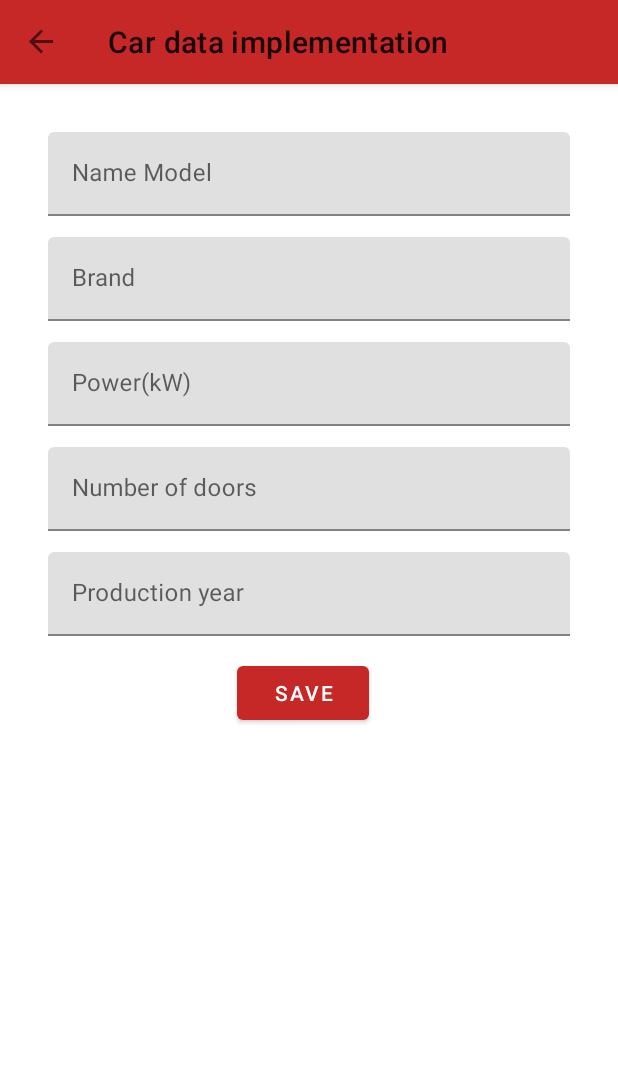
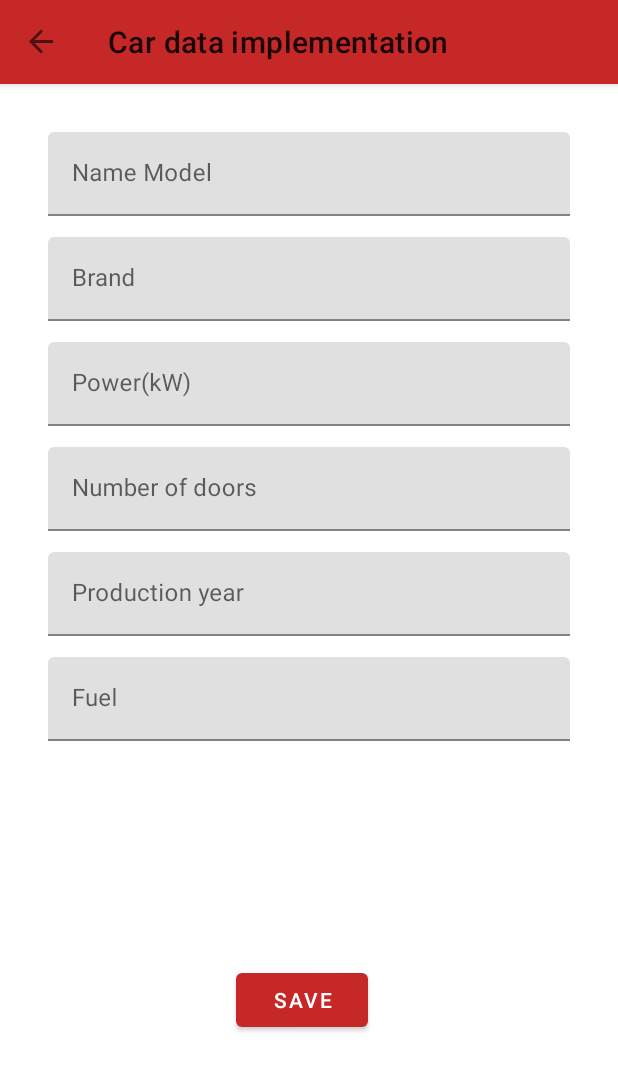
Before and after one commit to Apocalixs-Nick/MyCar, an Android app: the screen it shows after launch (MainActivity), after a tap on an icon or button, on a phone screen of 412 x 824 dp. Shown: the top 1071 px of the screen. Run offline under Robolectric (Android 15) with nearby library versions, the phone set to English and light mode, and no system bars; our stand-ins replace Room's generated code, navigation-ui.

Commit message:
App works in adding, editing and deleting an item

```diff
--- a/app/src/main/java/com/example/mycar/model/MyCar.kt
+++ b/app/src/main/java/com/example/mycar/model/MyCar.kt
@@ -16,6 +16,8 @@ data class MyCar (
     val power: Int,
     @ColumnInfo(name = "number_doors")
     val numberDoors: Int,
+    @ColumnInfo(name = "fuel")
+    val fuel: String,
     @ColumnInfo(name = "production_year")
     val productionYear: Int
 )
--- a/app/src/main/java/com/example/mycar/ui/fragment/CarListFragment.kt
+++ b/app/src/main/java/com/example/mycar/ui/fragment/CarListFragment.kt
@@ -9,10 +9,12 @@ import android.view.View.inflate
 import android.view.ViewGroup
 import androidx.fragment.app.activityViewModels
 import androidx.navigation.fragment.findNavController
+import androidx.recyclerview.widget.LinearLayoutManager
 import com.example.mycar.BaseApplication
 import com.example.mycar.R
 import com.example.mycar.databinding.FragmentCarDetailBinding
 import com.example.mycar.databinding.FragmentCarListBinding
+import com.example.mycar.model.MyCar
 import com.example.mycar.ui.adapter.CarListAdapter
 import com.example.mycar.ui.viewmodel.CarViewModel
 import com.example.mycar.ui.viewmodel.CarViewModelFactory
@@ -55,13 +57,13 @@ class CarListFragment : Fragment() {
         super.onViewCreated(view, savedInstanceState)
 
         try {
-
             val adapter = CarListAdapter { car ->
                 val action = CarListFragmentDirections
-                    .actionCarListFragmentToCarDetailFragment(car.id)
+                    .actionCarListFragmentToCarDetailFragment(
+                        car.id
+                    )
                 findNavController().navigate(action)
             }
-
 
             viewModel.allCar.observe(this.viewLifecycleOwner) { cars ->
                 cars.let {
@@ -69,15 +71,18 @@ class CarListFragment : Fragment() {
                 }
             }
 
-            binding.apply {
-                recyclerView.adapter = adapter
-                addCar.setOnClickListener {
-                    findNavController().navigate(
-                        R.id.action_carListFragment_to_addCarFragment
+
+                binding.recyclerView.layoutManager = LinearLayoutManager(context)
+                binding.recyclerView.adapter = adapter
+                binding.addCar.setOnClickListener {
+                    val addAction = CarListFragmentDirections.actionCarListFragmentToAddCarFragment(
+                        id = 0,
+                        getString(R.string.add_car)
+                    )
+                    this.findNavController().navigate(
+                        addAction
                     )
                 }
-            }
-
         } catch (e: Exception) {
             Log.e("ErrorList", "onViewCreateCarListFragment", e);
             throw e;
--- a/app/src/main/res/layout/fragment_add_car.xml
+++ b/app/src/main/res/layout/fragment_add_car.xml
@@ -1,11 +1,10 @@
 <?xml version="1.0" encoding="utf-8"?>
 <ScrollView xmlns:android="http://schemas.android.com/apk/res/android"
     xmlns:app="http://schemas.android.com/apk/res-auto"
+    xmlns:tools="http://schemas.android.com/tools"
     android:layout_width="match_parent"
     android:layout_height="match_parent">
-<androidx.coordinatorlayout.widget.CoordinatorLayout xmlns:android="http://schemas.android.com/apk/res/android"
-    xmlns:app="http://schemas.android.com/apk/res-auto"
-    xmlns:tools="http://schemas.android.com/tools"
+<androidx.coordinatorlayout.widget.CoordinatorLayout
     android:layout_width="match_parent"
     android:layout_height="match_parent"
     android:layout_margin="16dp"
@@ -94,21 +93,38 @@
             android:inputType="number" />
     </com.google.android.material.textfield.TextInputLayout>
 
+    <com.google.android.material.textfield.TextInputLayout
+        android:id="@+id/fuel_car_label"
+        android:layout_width="match_parent"
+        android:layout_height="match_parent"
+        android:hint="@string/fuel"
+        android:layout_marginTop="350dp"
+        app:layout_constraintStart_toStartOf="parent"
+        app:layout_constraintTop_toBottomOf="parent">
+
+        <com.google.android.material.textfield.TextInputEditText
+            android:id="@+id/fuel_car_input"
+            android:layout_width="match_parent"
+            android:layout_height="wrap_content"
+            android:inputType="textAutoComplete" />
+
+    </com.google.android.material.textfield.TextInputLayout>
+
     <LinearLayout
-        android:layout_width="match_parent"
-        android:layout_height="wrap_content"
+        android:layout_width="347dp"
+        android:layout_height="258dp"
+        android:layout_marginTop="350dp"
+        android:gravity="center"
         android:orientation="horizontal"
-        android:layout_marginTop="350dp"
-        app:layout_constraintTop_toBottomOf="@id/year_car_label"
-        app:layout_constraintBottom_toBottomOf="parent"
+        app:layout_constraintEnd_toEndOf="parent"
         app:layout_constraintStart_toStartOf="parent"
-        app:layout_constraintEnd_toEndOf="parent"
-        android:gravity="center">
+        app:layout_constraintTop_toBottomOf="@id/fuel_car_label">
 
         <com.google.android.material.button.MaterialButton
             android:id="@+id/save_btn"
             android:layout_width="wrap_content"
             android:layout_height="wrap_content"
+            android:layout_marginTop="100dp"
             android:layout_marginEnd="8dp"
             android:text="@string/save" />
 
--- a/app/src/main/res/navigation/nav_graph.xml
+++ b/app/src/main/res/navigation/nav_graph.xml
@@ -27,8 +27,7 @@
             app:destination="@id/addCarFragment" />
         <argument
             android:name="id"
-            app:argType="long"
-            android:defaultValue="0L" />
+            app:argType="long" />
     </fragment>
     <fragment
         android:id="@+id/addCarFragment"
@@ -39,7 +38,9 @@
             android:id="@+id/action_addCarFragment_to_carListFragment"
             app:destination="@id/carListFragment" />
         <argument android:name="id"
-            app:argType="long"
-            android:defaultValue="0L" />
+            app:argType="long" />
+        <argument
+            android:name="title"
+            app:argType="string" />
     </fragment>
 </navigation>
--- a/app/src/main/res/values/strings.xml
+++ b/app/src/main/res/values/strings.xml
@@ -5,12 +5,15 @@
     <string name="name_model">Name Model</string>
     <string name="brand">Brand</string>
     <string name="power_kw">Power(kW)</string>
+    <string name="kw">kW</string>
     <string name="number_of_doors">Number of doors</string>
     <string name="production_year">Production year</string>
+    <string name="fuel">Fuel</string>
     <string name="save">Save</string>
     <string name="delete">Delete</string>
-    <string name="delete_question">Are you sure you want to delete?</string>
+    <string name="delete_question">Are you sure you want to delete the car?</string>
     <string name="no">No</string>
     <string name="yes">Yes</string>
     <string name="edit_fragment_title">Edit Car</string>
+    <string name="add_car">Add Car</string>
 </resources>
```
Also changed, not shown: app/src/main/java/com/example/mycar/ui/fragment/AddCarFragment.kt (+14 -11 lines), app/src/main/java/com/example/mycar/ui/fragment/CarDetailFragment.kt (+5 -2 lines), app/src/main/java/com/example/mycar/ui/viewmodel/CarViewModel.kt (+7 -3 lines), app/src/main/res/drawable-v24/ic_pump.xml (added, +26 -0 lines), app/src/main/res/layout/fragment_car_detail.xml (+20 -0 lines).
